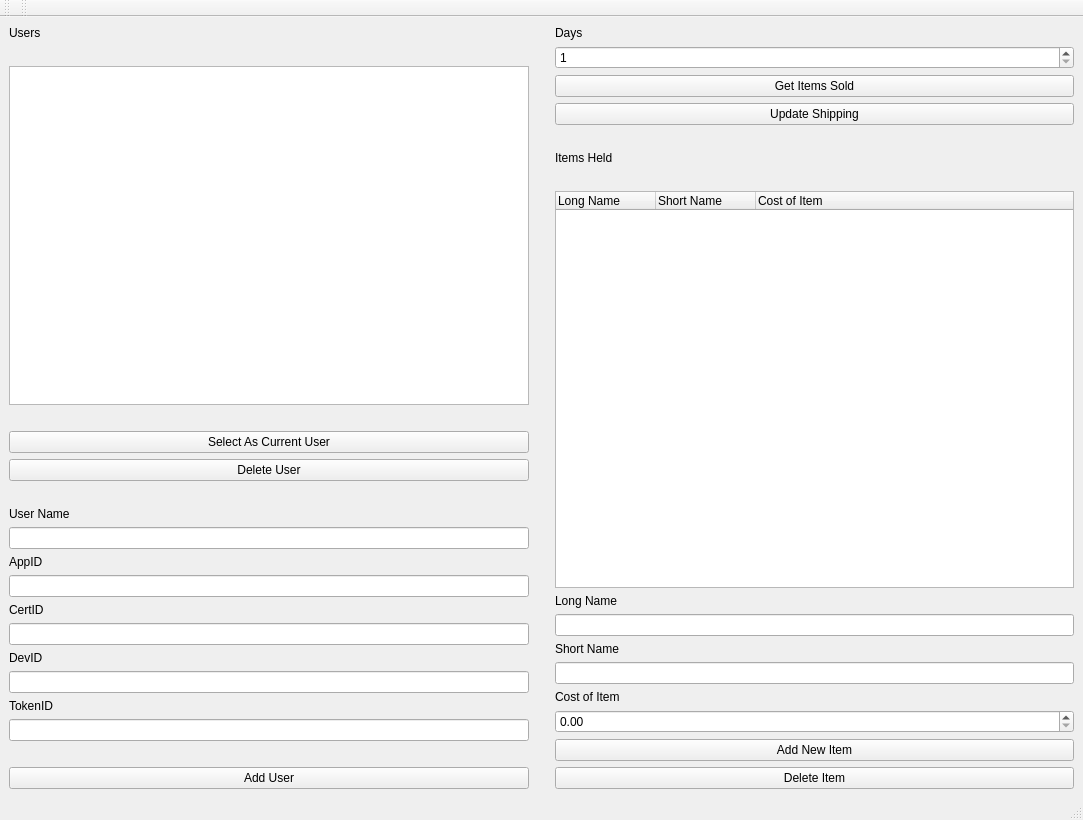
Above: design.ui from suhussai/ebayApp before the change. Below: the same form after it.
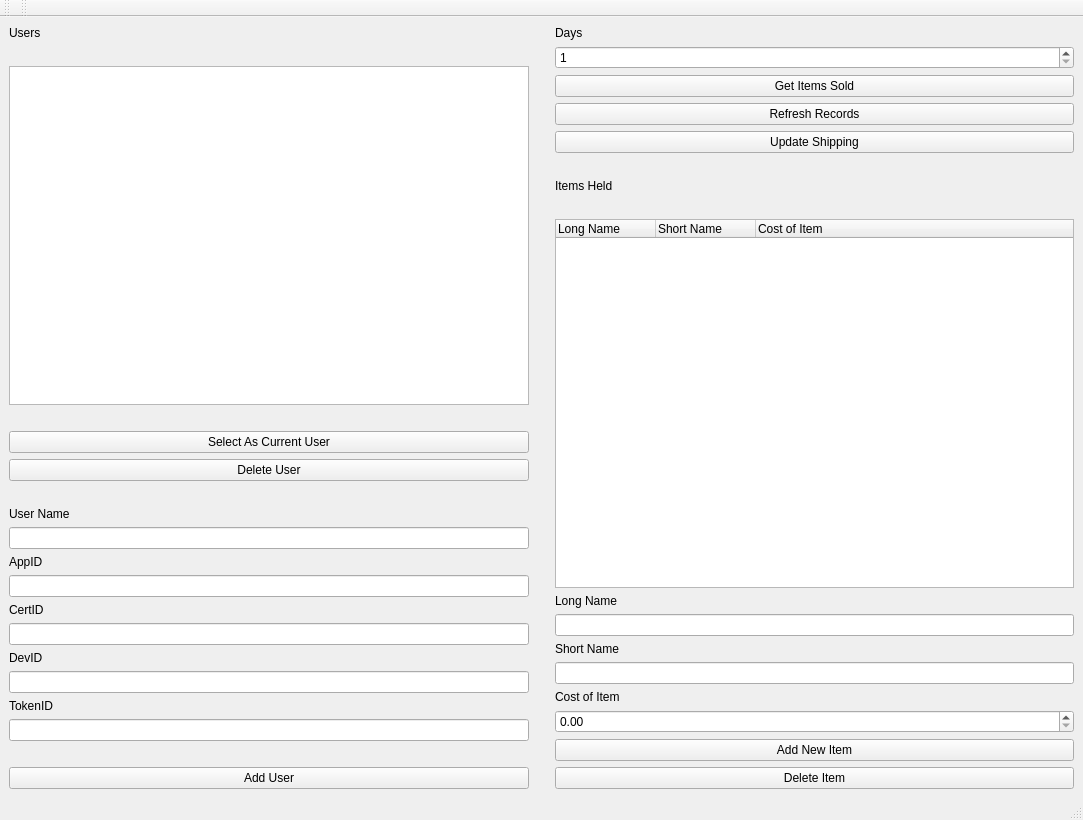
That is the form after the change.

Commit message:
add refresh button and some refactorings
- combined error handling and thread finish function for threads into two function for all threads

Diff of the .ui file:
```diff
--- a/design.ui
+++ b/design.ui
@@ -212,6 +212,13 @@
         </property>
        </widget>
       </item>
+      <item>
+       <widget class="QPushButton" name="btnRefreshRecords">
+        <property name="text">
+         <string>Refresh Records</string>
+        </property>
+       </widget>
+      </item>
       <item>
        <widget class="QPushButton" name="btnUpdateShipping">
         <property name="text">
```
The commit also changes 2 other files.
